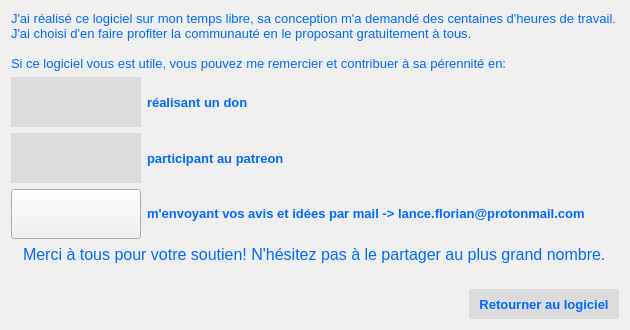
Before: the Qt Designer form PhotosConsigne/ui/Support.ui in FlorianLance/PhotosConsigne, drawn with Qt 5.
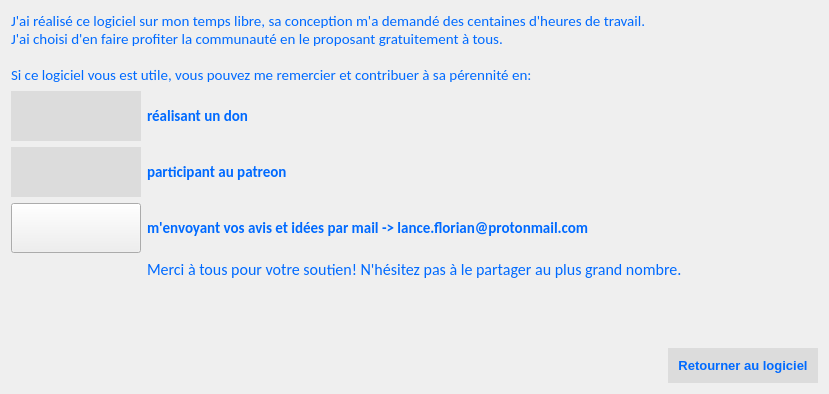
After: the same form once the commit is applied. Icons and pictures are not drawn.

What changed in the file:
```diff
--- a/PhotosConsigne/ui/Support.ui
+++ b/PhotosConsigne/ui/Support.ui
@@ -6,20 +6,20 @@
    <rect>
     <x>0</x>
     <y>0</y>
-    <width>630</width>
-    <height>330</height>
+    <width>829</width>
+    <height>394</height>
    </rect>
   </property>
   <property name="minimumSize">
    <size>
-    <width>630</width>
-    <height>330</height>
+    <width>0</width>
+    <height>0</height>
    </size>
   </property>
   <property name="maximumSize">
    <size>
-    <width>630</width>
-    <height>330</height>
+    <width>16777215</width>
+    <height>16777215</height>
    </size>
   </property>
   <property name="windowTitle">
@@ -28,14 +28,17 @@
   <layout class="QVBoxLayout" name="verticalLayout">
    <item>
     <widget class="QLabel" name="laDonate">
+     <property name="minimumSize">
+      <size>
+       <width>0</width>
+       <height>0</height>
+      </size>
+     </property>
      <property name="styleSheet">
       <string notr="true">QWidget {
   
 	color : rgb(0,106,255);
-	font-style: normal;
-	font-size: 10pt;;
-
-
+    font:  11pt Calibri;
 
  }
 </string>
@@ -114,10 +117,7 @@
         <string notr="true">QWidget {
   
 	color : rgb(0,106,255);
-	font-style: normal;
-	font-size: 10pt;
-	font-weight: bold;
-
+    font: bold 11pt Calibri;
 
  }
 </string>
@@ -194,10 +194,7 @@
         <string notr="true">QWidget {
   
 	color : rgb(0,106,255);
-	font-style: normal;
-	font-size: 10pt;
-	font-weight: bold;
-
+    font: bold 11pt Calibri;
 
  }
 </string>
@@ -246,10 +243,7 @@
         <string notr="true">QWidget {
   
 	color : rgb(0,106,255);
-	font-style: normal;
-	font-size: 10pt;
-	font-weight: bold;
-
+    font: bold 11pt Calibri;
 
  }
 </string>
@@ -270,10 +264,7 @@
       <string notr="true">QWidget {
   
 	color : rgb(0,106,255);
-	font-style: normal;
-	font-size: 12pt;;
-
-
+    font:  12pt Calibri;
 
  }
 </string>
@@ -316,13 +307,13 @@
        <property name="minimumSize">
         <size>
          <width>150</width>
-         <height>30</height>
+         <height>35</height>
         </size>
        </property>
        <property name="maximumSize">
         <size>
-         <width>150</width>
-         <height>30</height>
+         <width>16777215</width>
+         <height>35</height>
         </size>
        </property>
        <property name="styleSheet">
```
